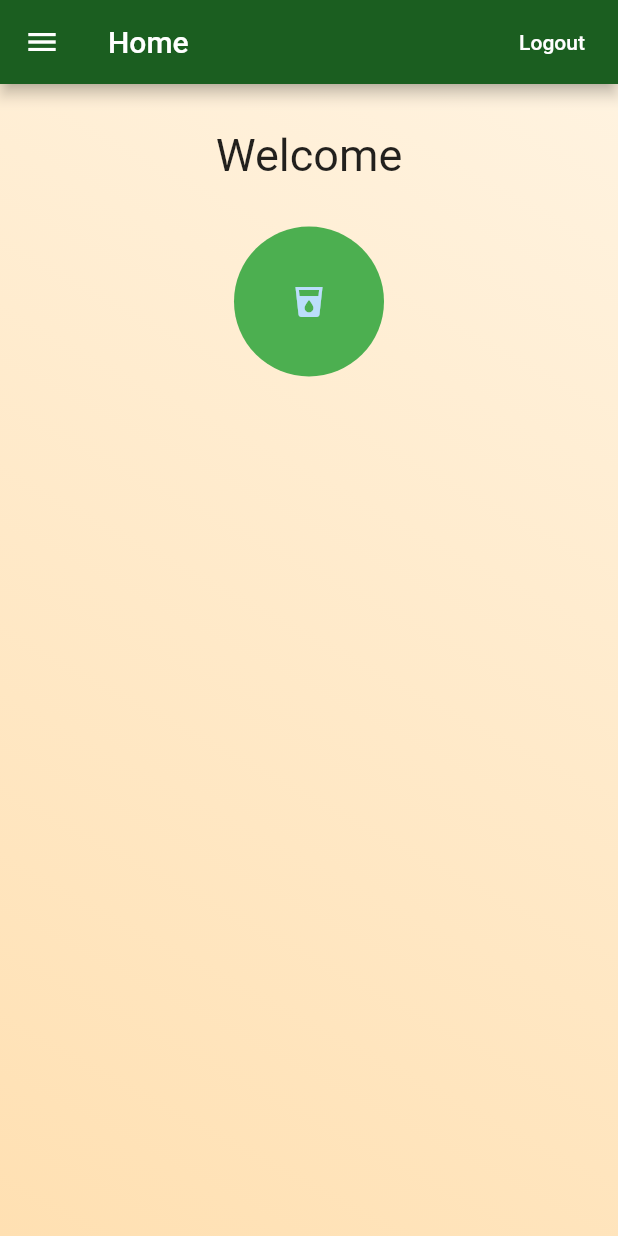
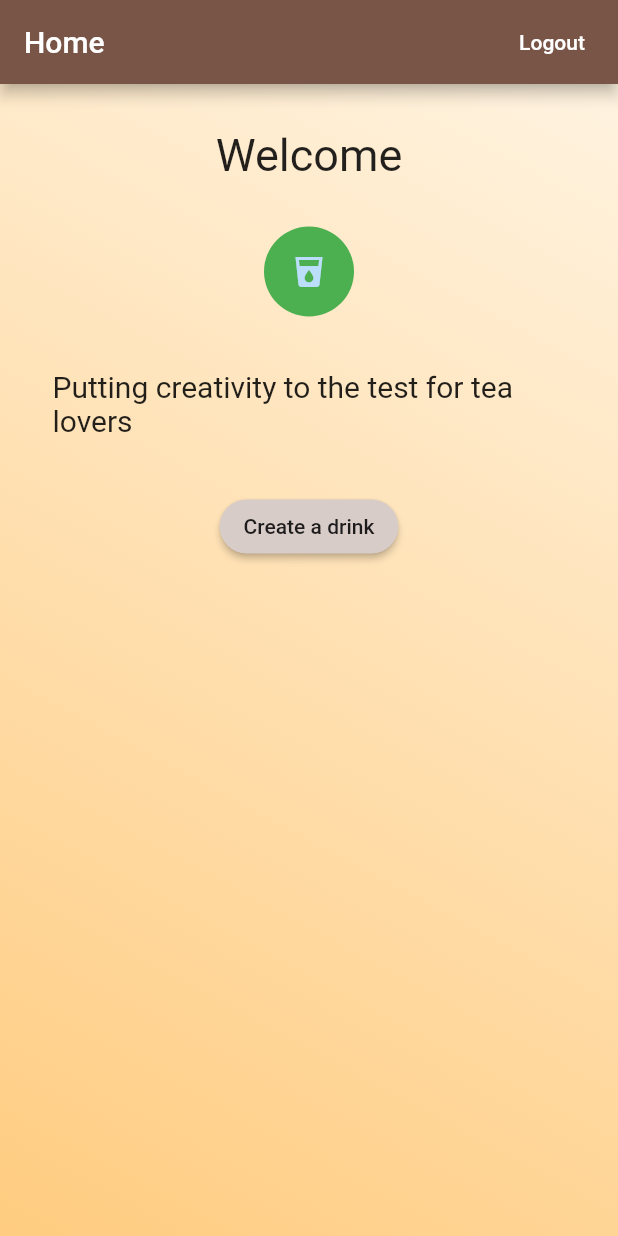
Before and after one commit to k-ly73/BobaFrenzy, a Flutter app: the HomeScreen screen opened directly, on a phone screen of 412 x 824 dp. Run offline on Flutter 3.47's test engine with Material 2 defaults, Android fonts, the phone set to English and light mode, and no system bars; our stand-ins replace cloud_firestore, firebase_auth, firebase_core, firebase_database, shared_preferences; accounts and stored records are empty; Roboto replaces fonts that are missing (Cursive).

Commit message:
Adjust Drawer and UI screens

```diff
--- a/app/lib/main.dart
+++ b/app/lib/main.dart
@@ -16,9 +16,9 @@ class MyApp extends StatelessWidget {
   @override
   Widget build(BuildContext context){
     return MaterialApp(
-      theme: ThemeData(primaryColor: Colors.green[900]),
+      theme: ThemeData(primaryColor: Colors.brown),
 
-      home: IntroScreen(),
+      home: HomeScreen(),
       routes: <String, WidgetBuilder> {
         "/profile": (BuildContext context) => new ProfileScreen(),
         "/collections": (BuildContext context) => new CollectionsPage(),
--- a/app/lib/screens/generate_drink.dart
+++ b/app/lib/screens/generate_drink.dart
@@ -93,6 +93,8 @@ class _GenerateDrink extends State<GenerateDrink> {
     position.add(Position(170, 530));
     position.add(Position(190, 530));
     position.add(Position(190, 580));
+
+
     return [
       LayoutId(
         id: 't0',
--- a/app/lib/screens/home_page.dart
+++ b/app/lib/screens/home_page.dart
@@ -37,7 +37,6 @@ class HomeScreen extends StatelessWidget {
           )
         ],
       ),
-      drawer: MenuDrawer(),
       body: Stack(
         fit: StackFit.expand,
         children: <Widget>[
@@ -46,7 +45,8 @@ class HomeScreen extends StatelessWidget {
                 gradient: LinearGradient(
                   begin: Alignment.topRight,
                   end: Alignment.bottomLeft,
-                  colors: [Colors.orange[50], Colors.orange[100]]
+                  colors: [Colors.orange[50], Colors.orange[200]],
+
                 ),
               )
             ),
@@ -54,7 +54,7 @@ class HomeScreen extends StatelessWidget {
             Column(
             mainAxisAlignment: MainAxisAlignment.start,
             children: <Widget>[
-              Container(
+              new Container(
                 margin: EdgeInsets.only(top: 30, bottom: 30),
                 child: Text(
                 'Welcome',
@@ -64,12 +64,35 @@ class HomeScreen extends StatelessWidget {
                 ),
               ),
 
-              CircleAvatar(
-                radius: 50.0,
+              new CircleAvatar(
+                radius: 30.0,
                 backgroundColor: Colors.green,
                 child: Icon(
                   Icons.local_drink,
                 ),
+              ),
+              new Container(
+                padding: EdgeInsets.all(35),
+                child: new Text(
+                  'Putting creativity to the test for tea lovers',
+                  style: TextStyle(
+                    fontFamily: 'Cursive',
+                    fontSize: 20
+                  )
+                ),
+              ),
+              new RaisedButton(
+
+                shape: RoundedRectangleBorder(
+                  borderRadius: BorderRadius.circular(30),
+                ),
+                color: Colors.brown[100],
+                child: new Text(
+                  'Create a drink'
+                ),
+                onPressed: () {
+                  Navigator.of(context).pushNamed("/create_drink");
+                }
               ),
             ],
           )
--- a/app/lib/screens/order_screen.dart
+++ b/app/lib/screens/order_screen.dart
@@ -93,7 +93,8 @@ class _OrderState extends State<CreateDrink> {
                 child: new Text(
                   'Select your toppings',
                   style: new TextStyle(
-                    fontWeight: FontWeight.bold,
+
+                    fontSize: 20,
                   )
                 ),
               ),
--- a/app/lib/screens/profile.dart
+++ b/app/lib/screens/profile.dart
@@ -3,7 +3,7 @@ import 'package:firebase_auth/firebase_auth.dart';
 import 'auth_result.dart';
 import 'package:firebase_database/firebase_database.dart';
 import 'package:shared_preferences/shared_preferences.dart';
-
+import "drawer.dart";
 class ProfileScreen extends StatefulWidget {
   @override
   _ProfileScreen createState() => new _ProfileScreen();
@@ -16,6 +16,7 @@ class _ProfileScreen extends State<ProfileScreen> {
   @override
   Widget build(BuildContext context) {
     return Scaffold(
+      drawer: MenuDrawer(),
       resizeToAvoidBottomPadding: false,
       appBar: AppBar(
         title: Text('Profile'),
@@ -59,9 +60,10 @@ class _ProfileScreen extends State<ProfileScreen> {
                             decoration: new InputDecoration.collapsed(
                               hintText: 'Edit Name',
                             ),
+                            textAlign: TextAlign.center,
                             onChanged: (String str) {
                               setState((){
-                              userName = str;
+                                userName = str;
                               });
                             }
                           )
--- a/app/lib/screens/review_order.dart
+++ b/app/lib/screens/review_order.dart
@@ -12,7 +12,7 @@ class ReviewCreation extends StatelessWidget{
   ReviewCreation({order: null}){
     _drinkOrder = order;
 
-    _list.add("Drink:  ${_drinkOrder.drink}");
+    _list.add("Tea:  ${_drinkOrder.drink}");
     _list.add(" ");
     _list.add("Toppings: ");
 
@@ -46,7 +46,6 @@ class ReviewCreation extends StatelessWidget{
               child: new Container(
                 padding: EdgeInsets.all(20),
                 decoration: BoxDecoration(
-                  color: Colors.brown,
                   borderRadius: BorderRadius.circular(30)
                 ),
                 child: new Text(
@@ -54,7 +53,7 @@ class ReviewCreation extends StatelessWidget{
 
                   style: new TextStyle(
                     fontSize: 30,
-                    color: Colors.white,
+                    fontFamily: "Cursive"
                   )
                 )
               ),
@@ -77,7 +76,7 @@ class ReviewCreation extends StatelessWidget{
             ),
             new RaisedButton(
 
-              child: new Text('Make your drink'),
+              child: new Text('Build a drink'),
               onPressed : (){
                 Navigator.of(context).pushNamed("/generate_drink");
 
```
Also changed, not shown: app/lib/screens/drawer.dart (+24 -0 lines), app/lib/assets/bubble_tea_background.jpg (added).
